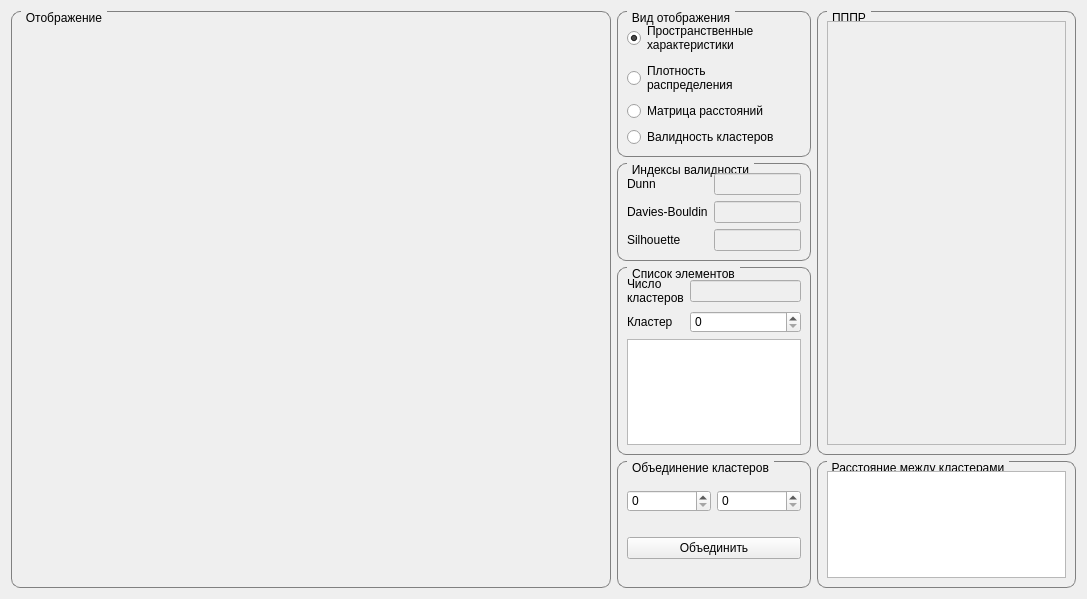
This is Main/tabs/Representation/representation_gui.ui in msmirnov91/pacs as Qt 5 draws it before an edit. The edited form follows.
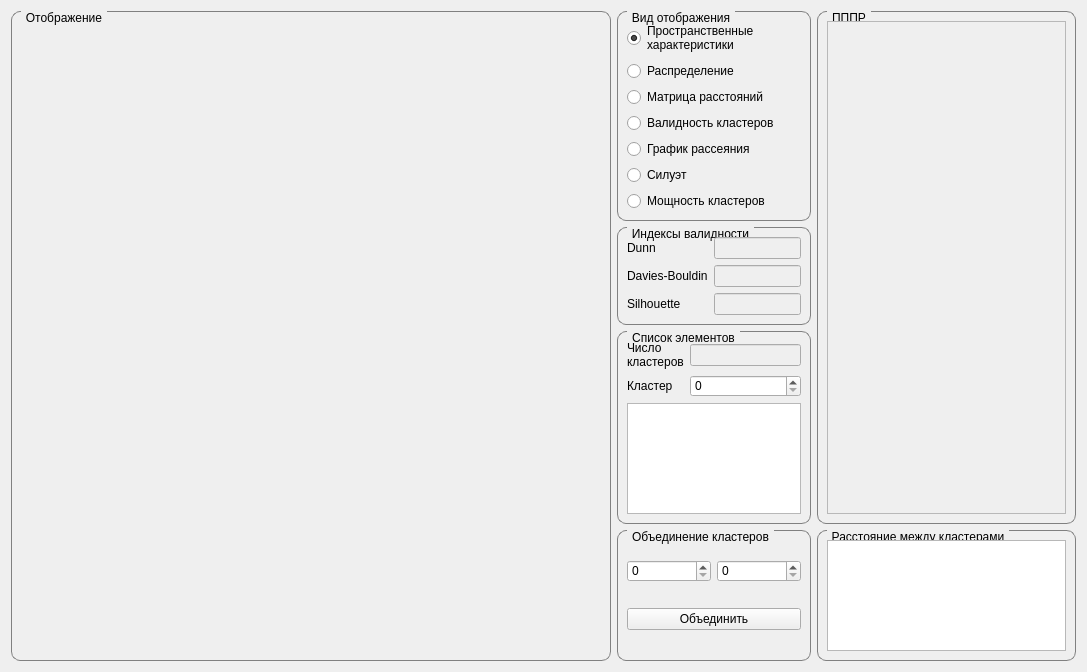
This is the edited form.

```diff
--- a/Main/tabs/Representation/representation_gui.ui
+++ b/Main/tabs/Representation/representation_gui.ui
@@ -7,7 +7,7 @@
     <x>0</x>
     <y>0</y>
     <width>1087</width>
-    <height>599</height>
+    <height>672</height>
    </rect>
   </property>
   <property name="windowTitle">
@@ -61,8 +61,7 @@
         <item>
          <widget class="QRadioButton" name="dens_distribution">
           <property name="text">
-           <string>Плотность
-распределения</string>
+           <string>Распределение</string>
           </property>
          </widget>
         </item>
@@ -80,6 +79,27 @@
           </property>
          </widget>
         </item>
+        <item>
+         <widget class="QRadioButton" name="scatter_plot">
+          <property name="text">
+           <string>График рассеяния</string>
+          </property>
+         </widget>
+        </item>
+        <item>
+         <widget class="QRadioButton" name="silhouette_plot">
+          <property name="text">
+           <string>Силуэт</string>
+          </property>
+         </widget>
+        </item>
+        <item>
+         <widget class="QRadioButton" name="clusters_pie">
+          <property name="text">
+           <string>Мощность кластеров</string>
+          </property>
+         </widget>
+        </item>
        </layout>
       </widget>
      </item>
```
